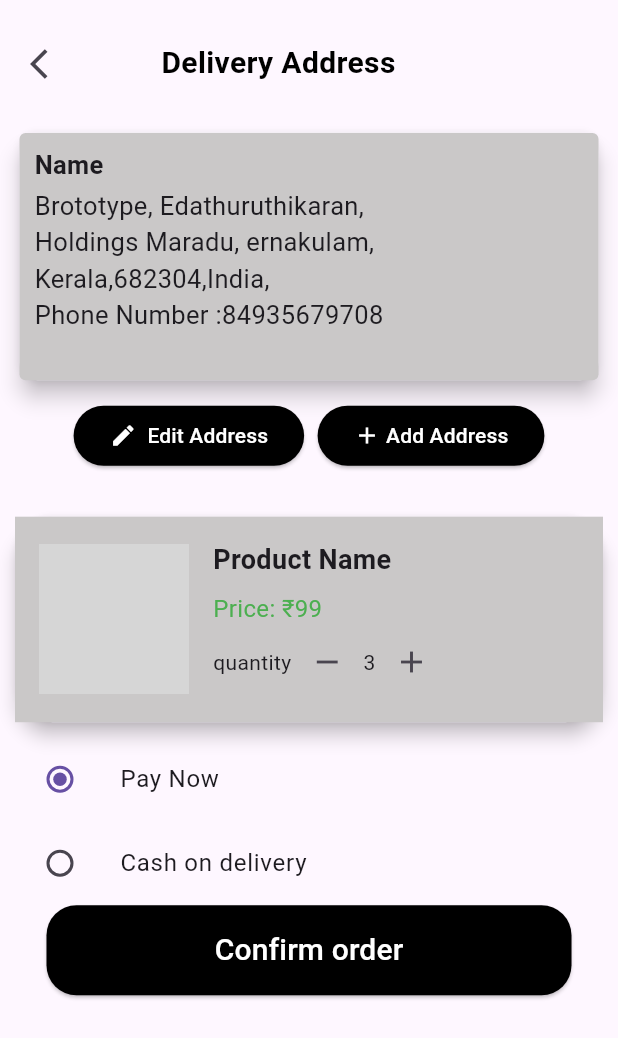
After one commit to Anser47/Gardenia, a Flutter app: the CheckoutSreen screen opened directly, on a phone screen of 412 x 824 dp. The commit adds this screen. Shown: the top 1038 px of the screen. Run offline on Flutter 3.47's test engine with Material 3 defaults, Android fonts, the phone set to English and light mode, and no system bars; our stand-ins replace carousel_slider, cloud_firestore, firebase_auth, firebase_core, google_nav_bar, line_icons; missing offline and left inert: razorpay_flutter; accounts and stored records are empty; network calls fail; grey boxes are pictures that could not be loaded.

Commit message:
checkout screen partially complete

```diff
--- a/lib/shared/bottomnavigation/product_discription.dart
+++ b/lib/shared/bottomnavigation/product_discription.dart
@@ -1,4 +1,5 @@
 import 'package:flutter/material.dart';
+import 'package:gardenia/view/checkout_page.dart';
 import 'package:razorpay_flutter/razorpay_flutter.dart';
 
 Razorpay razorpay = Razorpay();
@@ -21,8 +22,12 @@ class ProductDiscription extends StatelessWidget {
     return SafeArea(
       child: Scaffold(
         appBar: AppBar(
+          iconTheme: IconThemeData(color: Colors.white),
           backgroundColor: const Color.fromARGB(255, 1, 52, 3),
-          title: const Text('Product discription'),
+          title: const Text(
+            'Product discription',
+            style: TextStyle(color: Colors.white),
+          ),
         ),
         body: Discription(
             img: img,
@@ -116,28 +121,33 @@ class Discription extends StatelessWidget {
                       minimumSize: const Size(150, 50),
                     ),
                     onPressed: () {
-                      var options = {
-                        'key': 'rzp_live_ILgsfZCZoFIKMb',
-                        'amount': 100,
-                        'name': 'Acme Corp.',
-                        'description': 'Fine T-Shirt',
-                        'retry': {'enabled': true, 'max_count': 1},
-                        'send_sms_hash': true,
-                        'prefill': {
-                          'contact': '8888888888',
-                          'email': 'test@razorpay.com'
-                        },
-                        'external': {
-                          'wallets': ['paytm']
-                        }
-                      };
-                      razorpay.on(Razorpay.EVENT_PAYMENT_ERROR,
-                          handlePaymentErrorResponse);
-                      razorpay.on(Razorpay.EVENT_PAYMENT_SUCCESS,
-                          handlePaymentSuccessResponse);
-                      razorpay.on(Razorpay.EVENT_EXTERNAL_WALLET,
-                          handleExternalWalletSelected);
-                      razorpay.open(options);
+                      Navigator.of(context).push(
+                        MaterialPageRoute(
+                          builder: (context) => CheckoutSreen(),
+                        ),
+                      );
+                      // var options = {
+                      //   'key': 'rzp_live_ILgsfZCZoFIKMb',
+                      //   'amount': 100,
+                      //   'name': 'Acme Corp.',
+                      //   'description': 'Fine T-Shirt',
+                      //   'retry': {'enabled': true, 'max_count': 1},
+                      //   'send_sms_hash': true,
+                      //   'prefill': {
+                      //     'contact': '8888888888',
+                      //     'email': 'test@razorpay.com'
+                      //   },
+                      //   'external': {
+                      //     'wallets': ['paytm']
+                      //   }
+                      // };
+                      // razorpay.on(Razorpay.EVENT_PAYMENT_ERROR,
+                      //     handlePaymentErrorResponse);
+                      // razorpay.on(Razorpay.EVENT_PAYMENT_SUCCESS,
+                      //     handlePaymentSuccessResponse);
+                      // razorpay.on(Razorpay.EVENT_EXTERNAL_WALLET,
+                      //     handleExternalWalletSelected);
+                      // razorpay.open(options);
                     },
                     child: const Text(
                       'Buy',
--- a/lib/shared/common_widget/common_button.dart
+++ b/lib/shared/common_widget/common_button.dart
@@ -19,9 +19,9 @@ class CommonButton extends StatelessWidget {
         backgroundColor: MaterialStateProperty.all<Color>(Colors.black),
         minimumSize: MaterialStateProperty.all<Size>(const Size(350, 60)),
       ),
-      child: const Text(
-        'Log out',
-        style: TextStyle(fontSize: 20),
+      child: Text(
+        name,
+        style: TextStyle(fontSize: 20, color: Colors.white),
       ),
     );
   }
--- /dev/null
+++ b/lib/view/checkout_page.dart
@@ -0,0 +1,249 @@
+import 'package:flutter/material.dart';
+import 'package:gardenia/shared/common_widget/common_button.dart';
+
+enum PaymentCategory { cashondelivary, paynow }
+
+class CheckoutSreen extends StatefulWidget {
+  const CheckoutSreen({super.key});
+
+  @override
+  State<CheckoutSreen> createState() => _CheckoutSreenState();
+}
+
+class _CheckoutSreenState extends State<CheckoutSreen> {
+  PaymentCategory _change = PaymentCategory.paynow;
+
+  @override
+  Widget build(BuildContext context) {
+    final size = MediaQuery.of(context).size;
+    return SafeArea(
+      child: Scaffold(
+        body: Column(
+          children: [
+            Padding(
+              padding: const EdgeInsets.all(8.0),
+              child: SizedBox(
+                height: size.height / 12,
+                child: Row(
+                  children: [
+                    IconButton(
+                      onPressed: () {
+                        Navigator.of(context).pop();
+                      },
+                      icon: const Icon(Icons.arrow_back_ios),
+                    ),
+                    SizedBox(
+                      width: size.width / 8,
+                    ),
+                    const Text(
+                      'Delivery Address',
+                      style: TextStyle(
+                          color: Colors.black,
+                          fontSize: 20,
+                          fontWeight: FontWeight.bold),
+                    ),
+                  ],
+                ),
+              ),
+            ),
+            Padding(
+              padding: const EdgeInsets.only(
+                left: 9,
+                right: 9,
+              ),
+              child: Card(
+                elevation: 6,
+                child: Container(
+                  decoration: BoxDecoration(
+                    borderRadius: BorderRadius.circular(4),
+                    color: Color.fromARGB(255, 202, 200, 200),
+                  ),
+                  // color: Colors.grey,
+                  height: size.height / 5,
+                  width: double.infinity,
+                  child: const Column(
+                    crossAxisAlignment: CrossAxisAlignment.start,
+                    children: [
+                      Padding(
+                        padding: const EdgeInsets.only(
+                            left: 10.0, right: 90, top: 9),
+                        child: Text(
+                          'Name ',
+                          style: TextStyle(
+                              fontSize: 17, fontWeight: FontWeight.bold),
+                        ),
+                      ),
+                      Padding(
+                        padding: const EdgeInsets.only(
+                            left: 10.0, right: 85, top: 4),
+                        child: Text(
+                          'Brototype, Edathuruthikaran, Holdings Maradu, ernakulam, Kerala,682304,India, ',
+                          style: TextStyle(
+                            fontSize: 17,
+                          ),
+                          maxLines: 4,
+                        ),
+                      ),
+                      Padding(
+                        padding: const EdgeInsets.only(
+                          left: 10.0,
+                          right: 85,
+                        ),
+                        child: Text(
+                          'Phone Number :84935679708',
+                          style: TextStyle(
+                            fontSize: 17,
+                          ),
+                          maxLines: 4,
+                        ),
+                      ),
+                    ],
+                  ),
+                ),
+              ),
+            ),
+            Row(
+              mainAxisSize: MainAxisSize.min,
+              children: [
+                Padding(
+                  padding:
+                      const EdgeInsets.only(top: 9.0, bottom: 20, right: 9),
+                  child: ElevatedButton(
+                    onPressed: () {},
+                    style:
+                        ElevatedButton.styleFrom(backgroundColor: Colors.black),
+                    child: const Row(
+                      mainAxisSize: MainAxisSize.min,
+                      children: [
+                        Icon(
+                          Icons.edit,
+                          color: Colors.white,
+                        ),
+                        Text(
+                          '  Edit Address',
+                          style: TextStyle(color: Colors.white),
+                        ),
+                      ],
+                    ),
+                  ),
+                ),
+                Padding(
+                  padding: const EdgeInsets.only(top: 9.0, bottom: 20),
+                  child: ElevatedButton(
+                    onPressed: () {},
+                    style:
+                        ElevatedButton.styleFrom(backgroundColor: Colors.black),
+                    child: const Row(
+                      mainAxisSize: MainAxisSize.min,
+                      children: [
+                        Icon(
+                          Icons.add,
+                          color: Colors.white,
+                        ),
+                        Text(
+                          ' Add Address',
+                          style: TextStyle(color: Colors.white),
+                        ),
+                      ],
+                    ),
+                  ),
+                ),
+              ],
+            ),
+            Card(
+              elevation: 5,
+              shape: RoundedRectangleBorder(
+                borderRadius: BorderRadius.circular(25.0),
+              ),
+              margin: const EdgeInsets.all(10.0),
+              child: Container(
+                decoration:
+                    BoxDecoration(color: Color.fromARGB(255, 202, 200, 200)),
+                width: double.infinity,
+                padding: const EdgeInsets.all(16.0),
+                child: Row(
+                  crossAxisAlignment: CrossAxisAlignment.center,
+                  children: [
+                    SizedBox(
+                      width: 100,
+                      height: 100,
+                      child: Image.network(
+                        'https://external-content.duckduckgo.com/iu/?u=https%3A%2F%2Ftse4.mm.bing.net%2Fth%3Fid%3DOIP.6IeEzE8WjRisNJks_ytv-AHaJO%26pid%3DApi&f=1&ipt=41acb58a3b29bc0977c9f208e79bd3319dd0788e2b8f14f1917f68b5d6fbfed4&ipo=images',
+                        fit: BoxFit.cover,
+                      ),
+                    ),
+                    const SizedBox(width: 16.0),
+                    // Product Details
+                    Expanded(
+                      child: Column(
+                        crossAxisAlignment: CrossAxisAlignment.start,
+                        children: [
+                          const Text(
+                            'Product Name',
+                            style: TextStyle(
+                              fontSize: 18,
+                              fontWeight: FontWeight.bold,
+                            ),
+                          ),
+                          const Padding(
+                            padding: EdgeInsets.only(top: 8.0),
+                            child: Text(
+                              'Price: ₹99',
+                              style: TextStyle(
+                                fontSize: 16,
+                                color: Colors.green,
+                              ),
+                            ),
+                          ),
+                          Row(
+                            children: [
+                              const Text('quantity'),
+                              IconButton(
+                                icon: const Icon(Icons.remove),
+                                onPressed: () {},
+                              ),
+                              const Text('3'),
+                              IconButton(
+                                icon: const Icon(Icons.add),
+                                onPressed: () {},
+                              ),
+                            ],
+                          ),
+                        ],
+                      ),
+                    ),
+                  ],
+                ),
+              ),
+            ),
+            ListTile(
+              leading: Radio<PaymentCategory>(
+                groupValue: _change,
+                value: PaymentCategory.paynow,
+                onChanged: (PaymentCategory? value) {
+                  setState(() {
+                    _change = value!;
+                  });
+                },
+              ),
+              title: const Text('Pay Now'),
+            ),
+            ListTile(
+              leading: Radio<PaymentCategory>(
+                groupValue: _change,
+                value: PaymentCategory.cashondelivary,
+                onChanged: (PaymentCategory? value) {
+                  setState(() {
+                    _change = value!;
+                  });
+                },
+              ),
+              title: const Text('Cash on delivery'),
+            ),
+            CommonButton(name: "Confirm order", voidCallback: () {})
+          ],
+        ),
+      ),
+    );
+  }
+}
--- a/lib/view/home/home_screen.dart
+++ b/lib/view/home/home_screen.dart
@@ -1,7 +1,5 @@
 import 'package:carousel_slider/carousel_slider.dart';
 import 'package:cloud_firestore/cloud_firestore.dart';
-import 'package:cloud_firestore/cloud_firestore.dart';
-import 'package:firebase_core/firebase_core.dart';
 import 'package:flutter/material.dart';
 import 'package:flutter/rendering.dart';
 import 'package:gardenia/shared/bottomnavigation/core/constants.dart';
--- /dev/null
+++ b/lib/view/search/search.dart
@@ -0,0 +1,12 @@
+import 'package:flutter/material.dart';
+
+class SearchScreen extends StatelessWidget {
+  const SearchScreen({super.key});
+
+  @override
+  Widget build(BuildContext context) {
+    return Scaffold(
+      appBar: AppBar(),
+    );
+  }
+}
```
Also changed, not shown: lib/view/cart/cart.dart (+0 -86 lines).
